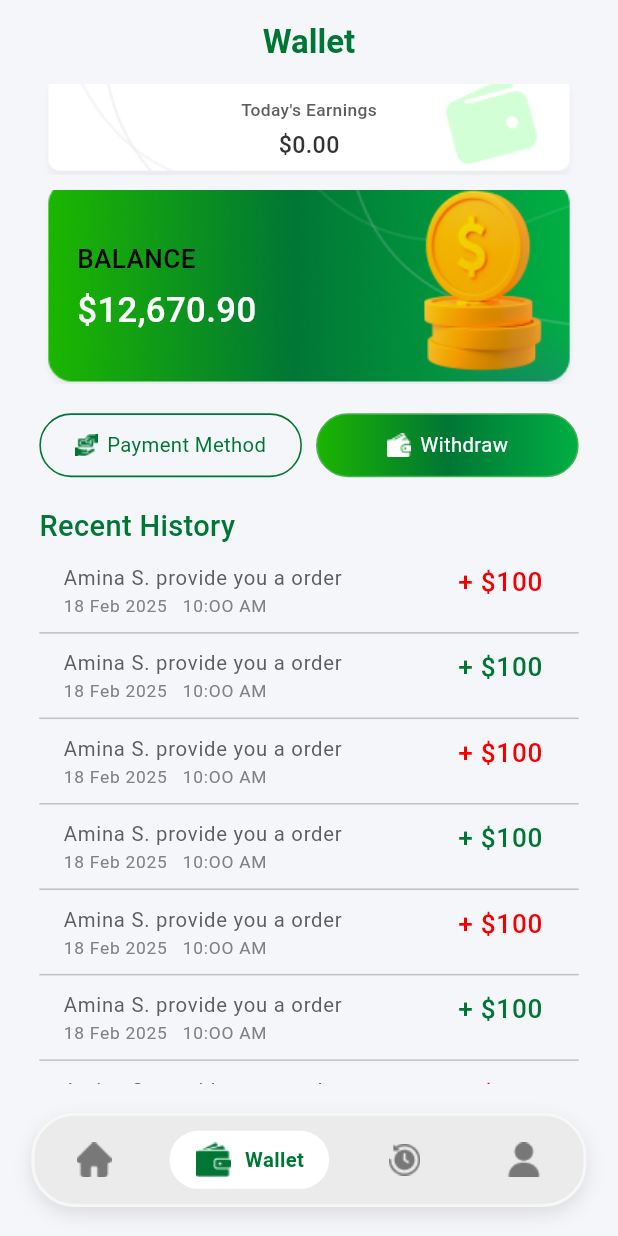
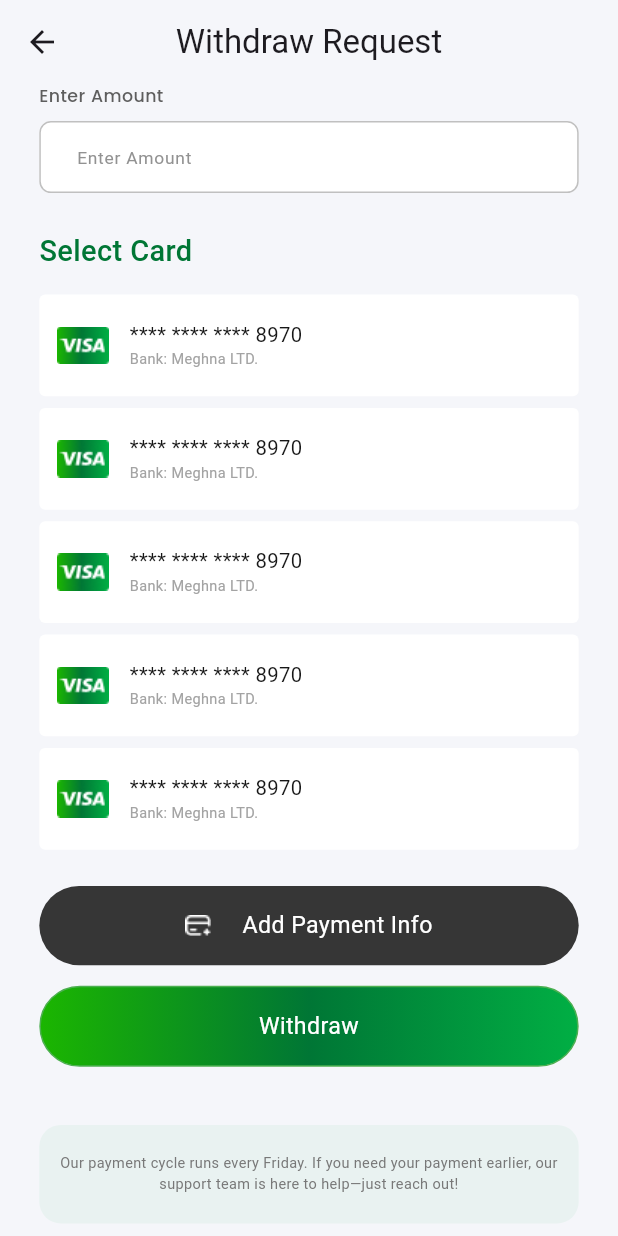
Before and after one commit to csemobin/ricardo, a Flutter app: the screen it shows after launch, item 2 of the bottom bar chosen, after a tap on "Withdraw", on a phone screen of 412 x 824 dp. Run offline on Flutter 3.47's test engine with Material 3 defaults, Android fonts, the phone set to English and light mode, and no system bars; our stand-ins replace dotted_border, flutter_screenutil, flutter_spinkit, flutter_svg, fluttertoast, get and 5 more.

Commit message:
Wallet Screen Related Work are Done [ wallet Screen inital Status Show , Payment method Screen, Withdraw Request , popup related work and Map Related work Done

```diff
--- a/lib/app/helpers/helper_data.dart
+++ b/lib/app/helpers/helper_data.dart
@@ -1,4 +1,3 @@
-import 'package:flutter_screenutil/flutter_screenutil.dart';
 import 'package:ricardo/gen/assets.gen.dart';
 
 class HelperData {
--- a/lib/app/utils/app_custom_design.dart
+++ b/lib/app/utils/app_custom_design.dart
@@ -4,7 +4,6 @@ import 'package:ricardo/app/utils/app_colors.dart';
 
 class AppCustomDesign {
   AppCustomDesign._();
-
   static TextStyle get headingTextStyle => TextStyle(
         color: AppColors.darkColor,
         fontSize: 24.sp,
--- a/lib/feature/view/auth/reset_password_screen.dart
+++ b/lib/feature/view/auth/reset_password_screen.dart
@@ -1,11 +1,6 @@
-import 'dart:ui';
 
 import 'package:flutter/material.dart';
 import 'package:flutter_screenutil/flutter_screenutil.dart';
-import 'package:get/get.dart';
-import 'package:ricardo/app/utils/app_colors.dart';
-import 'package:ricardo/gen/assets.gen.dart';
-import 'package:ricardo/routes/app_routes.dart';
 import 'package:ricardo/widgets/custom_heading_text.dart';
 import 'package:ricardo/widgets/custom_primary_button.dart';
 import 'package:ricardo/widgets/custom_scaffold.dart';
--- a/lib/feature/view/home/map_screen.dart
+++ b/lib/feature/view/home/map_screen.dart
@@ -1,13 +1,9 @@
 import 'package:flutter/material.dart';
-import 'package:flutter/services.dart';
-import 'package:flutter_screenutil/flutter_screenutil.dart';
 import 'package:google_maps_flutter/google_maps_flutter.dart';
 import 'package:ricardo/widgets/animated_toggle_switch.dart';
 
 class MapScreen extends StatelessWidget {
   const MapScreen({super.key});
-
-  static const LatLng _center = LatLng(23.8103, 90.4125); // Dhaka 🇧🇩
 
   @override
   Widget build(BuildContext context) {
@@ -15,13 +11,17 @@ class MapScreen extends StatelessWidget {
       body: Stack(
         children: [
           GoogleMap(
-            initialCameraPosition: const CameraPosition(
-              target: _center,
-              zoom: 14,
+            mapType: MapType.normal,
+            zoomGesturesEnabled: true,
+            zoomControlsEnabled: true,
+            //initialCameraPosition: _mapCtrl.kGooglePlex,
+            initialCameraPosition: CameraPosition(
+              target: LatLng(23.78651945317755, 90.42650798667924),
+              zoom: 14.4746,
             ),
-            mapType: MapType.hybrid,
-            myLocationEnabled: true,
-            zoomControlsEnabled: true,
+
+            // markers: _mapCtrl.markerList.toSet(),
+
           ),
           SafeArea(
             child: Row(
--- a/lib/feature/view/splash_screen/splash_screen.dart
+++ b/lib/feature/view/splash_screen/splash_screen.dart
@@ -1,7 +1,6 @@
 import 'package:flutter/material.dart';
 import 'package:get/get.dart';
 import 'package:ricardo/feature/view/button_nav_bar/custom_button_nav_bar.dart';
-import 'package:ricardo/feature/view/splash_screen/on_board_screen.dart';
 import 'package:ricardo/gen/assets.gen.dart';
 import 'package:ricardo/widgets/logo_widget.dart';
 
--- a/lib/feature/view/wallet/wallet_screen.dart
+++ b/lib/feature/view/wallet/wallet_screen.dart
@@ -19,6 +19,7 @@ class _WalletScreenState extends State<WalletScreen> {
   Widget build(BuildContext context) {
     return CustomScaffold(
       appBar: AppBar(
+        forceMaterialTransparency: true,
         centerTitle: true,
         backgroundColor: AppColors.bgColor,
         title: Text(
@@ -140,9 +141,7 @@ class _WalletScreenState extends State<WalletScreen> {
           iconPath: Assets.images.widrawIcon.path,
           label: 'Withdraw',
           isFilledButton: true,
-          onTap: () {
-            print('mobin');
-          },
+          onTap: () => Get.toNamed(AppRoutes.withdrawRequestScreen),
         ),
       ],
     );
--- /dev/null
+++ b/lib/feature/view/wallet/withdraw_request_screen.dart
@@ -0,0 +1,343 @@
+import 'dart:ui';
+
+import 'package:flutter/material.dart';
+import 'package:flutter_screenutil/flutter_screenutil.dart';
+import 'package:get/get.dart';
+import 'package:ricardo/app/utils/app_colors.dart';
+import 'package:ricardo/app/utils/app_custom_design.dart';
+import 'package:ricardo/gen/assets.gen.dart';
+import 'package:ricardo/routes/app_routes.dart';
+import 'package:ricardo/widgets/custom_primary_button.dart';
+import 'package:ricardo/widgets/custom_scaffold.dart';
+import 'package:ricardo/widgets/custom_text_field.dart';
+
+class WithdrawRequestScreen extends StatelessWidget {
+  WithdrawRequestScreen({super.key});
+
+  final TextEditingController emailTEController = TextEditingController();
+
+  @override
+  Widget build(BuildContext context) {
+    return CustomScaffold(
+        appBar: AppBar(
+          backgroundColor: AppColors.bgColor,
+          forceMaterialTransparency: true,
+          centerTitle: true,
+          title: Text('Withdraw Request'),
+        ),
+        body: SingleChildScrollView(
+          child: Column(
+            crossAxisAlignment: CrossAxisAlignment.start,
+            children: [
+              CustomTextField(
+                controller: emailTEController,
+                hintText: 'Enter Amount',
+                labelText: 'Enter Amount',
+              ),
+              SizedBox(
+                height: 18.h,
+              ),
+              // Select Card Section work are here
+              Text(
+                'Select Card',
+                style: AppCustomDesign.walletScreenTextStyle,
+              ),
+              SizedBox(
+                height: 15.h,
+              ),
+              ListView.separated(
+                shrinkWrap: true,
+                itemCount: 5,
+                itemBuilder: (context, index) {
+                  return Row(
+                    mainAxisSize: MainAxisSize.max,
+                    mainAxisAlignment: MainAxisAlignment.start,
+                    children: [
+                      Expanded(
+                        child: Container(
+                          padding: EdgeInsets.symmetric(
+                              vertical: 18.r, horizontal: 12.r),
+                          decoration: BoxDecoration(
+                              color: AppColors.whiteColor,
+                              borderRadius: BorderRadius.circular(4.r)),
+                          child: Row(
+                            children: [
+                              Image.asset(Assets.images.visa.path),
+                              SizedBox(
+                                width: 13.w,
+                              ),
+                              Column(
+                                crossAxisAlignment: CrossAxisAlignment.start,
+                                children: [
+                                  Text(
+                                    '**** **** **** 8970',
+                                    style: testStyle(
+                                      color: AppColors.cardTitle,
+                                      fontSize: 14.sp,
+                                      fontWeight: FontWeight.w400,
+                                    ),
+                                  ),
+                                  Text(
+                                    'Bank: Meghna LTD.',
+                                    style: TextStyle(
+                                      color: AppColors.cardSubTitle,
+                                      fontSize: 10.sp,
+                                      fontWeight: FontWeight.w400,
+                                    ),
+                                    textAlign: TextAlign.start,
+                                  ),
+                                ],
+                              )
+                            ],
+                          ),
+                        ),
+                      ),
+                    ],
+                  );
+                },
+                separatorBuilder: (context, index) {
+                  return SizedBox(
+                    height: 8.h,
+                  );
+                },
+              ),
+              SizedBox(height: 25.h),
+              // Button Related Work are here
+              GestureDetector(
+                onTap: () {
+                  Get.toNamed(AppRoutes.addCardScreen);
+                },
+                child: Container(
+                  decoration: BoxDecoration(
+                    color: AppColors.blackButton,
+                    borderRadius: BorderRadius.circular(50.r),
+                  ),
+                  padding: EdgeInsets.symmetric(vertical: 16.r),
+                  child: Row(
+                    mainAxisAlignment: MainAxisAlignment.center,
+                    children: [
+                      Image.asset(Assets.images.paymentMethodIcon.path),
+                      SizedBox(
+                        width: 20.w,
+                      ),
+                      Text(
+                        'Add Payment Info',
+                        style: TextStyle(
+                          color: AppColors.whiteColor,
+                          fontSize: 16.sp,
+                        ),
+                      ),
+                    ],
+                  ),
+                ),
+              ),
+              SizedBox(
+                height: 14.h,
+              ),
+              CustomPrimaryButton(
+                  title: 'Withdraw',
+                  onHandler: () => confirmRequestPopupModal(context)),
+              SizedBox(
+                height: 40.h,
+              ),
+              Container(
+                padding: EdgeInsets.symmetric(horizontal: 12.h, vertical: 18.w),
+                decoration: BoxDecoration(
+                    borderRadius: BorderRadius.circular(15.r),
+                    color: Color(0x0D01AF44)),
+                child: Text(
+                  'Our payment cycle runs every Friday. If you need your payment earlier, our support team is here to help—just reach out!',
+                  style: TextStyle(
+                    fontSize: 10.sp,
+                    color: Color(0xff787878),
+                    fontWeight: FontWeight.w400,
+                  ),
+                  textAlign: TextAlign.center,
+                ),
+              ),
+              SizedBox(
+                height: 10.h,
+              ),
+            ],
+          ),
+        ));
+  }
+
+  void confirmRequestPopupModal(BuildContext context) {
+    showDialog(
+        context: context,
+        builder: (BuildContext context) {
+          return Dialog(
+            backgroundColor: Colors.transparent,
+            insetPadding: EdgeInsets.symmetric(horizontal: 24.w),
+            child: ClipRRect(
+              borderRadius: BorderRadius.circular(20.r),
+              child: BackdropFilter(
+                filter: ImageFilter.blur(
+                  sigmaX: 15,
+                  sigmaY: 15,
+                ),
+                child: Container(
+                  padding: EdgeInsets.all(20.r),
+                  decoration: BoxDecoration(
+                      color: AppColors.whiteColor.withOpacity(0.30),
+                      border:
+                          Border.all(color: Colors.white.withOpacity(0.30))),
+                  child: Column(
+                    mainAxisSize: MainAxisSize.min,
+                    children: [
+                      GestureDetector(
+                        onTap: () {
+                          Navigator.pop(context);
+                        },
+                        child: Align(
+                          alignment: Alignment.bottomRight,
+                          child: Image.asset(Assets.images.crossIcon.path),
+                        ),
+                      ),
+                      Text(
+                        'Confirm Request',
+                        style: TextStyle(
+                          fontSize: 20,
+                          fontWeight: FontWeight.w600,
+                          color: AppColors.greenColor,
+                        ),
+                      ),
+                      SizedBox(
+                        height: 14.h,
+                      ),
+                      Column(
+                        children: [
+                          Row(
+                            mainAxisAlignment: MainAxisAlignment.spaceAround,
+                            children: [
+                              Text(
+                                'Withdraw Amount',
+                                style: testStyle(),
+                              ),
+                              Text(
+                                '\$150',
+                                style: testStyle(),
+                              )
+                            ],
+                          ),
+                          SizedBox(
+                            height: 4.h,
+                          ),
+                          Row(
+                            mainAxisAlignment: MainAxisAlignment.spaceAround,
+                            children: [
+                              Text(
+                                'Platform Fee (10%)',
+                                style: testStyle(),
+                              ),
+                              Text(
+                                '\$15',
+                                style: testStyle(
+                                  color: AppColors.errorColor,
+                                ),
+                              )
+                            ],
+                          ),
+                          SizedBox(
+                            height: 4.h,
+                          ),
+                          Row(
+                            mainAxisAlignment: MainAxisAlignment.spaceAround,
+                            children: [
+                              Text(
+                                'You Will Receive',
+                                style: testStyle(),
+                              ),
+                              Text(
+                                '\$135',
+                                style: testStyle(
+                                    color: AppColors.primaryColor,
+                                    fontWeight: FontWeight.w600),
+                              )
+                            ],
+                          ),
+                        ],
+                      ),
+                      SizedBox(
+                        height: 18.h,
+                      ),
+                      Text(
+                        textAlign: TextAlign.center,
+                        'Depending on the bank, it might \n take one or two working days.',
+                        style: TextStyle(
+                          color: Color(0Xff4E4E4E),
+                          fontSize: 14.sp,
+                          fontWeight: FontWeight.w400,
+                        ),
+                      ),
+                      SizedBox(
+                        height: 14.h,
+                      ),
+                      Text(
+                        textAlign: TextAlign.center,
+                        'Are you sure you want to send this \nwithdrawal request?',
+                        style: TextStyle(
+                          color: Color(0Xff4E4E4E),
+                          fontSize: 14.sp,
+                          fontWeight: FontWeight.w400,
+                        ),
+                      ),
+                      SizedBox(
+                        height: 33.h,
+                      ),
+                      Row(
+                        children: [
+                          Expanded(
+                            child: Container(
+                              decoration: BoxDecoration(
+                                color: AppColors.blackButton,
+                                borderRadius: BorderRadius.circular(50.r),
+                              ),
+                              padding: EdgeInsets.symmetric(vertical: 16.r),
+                              child: Row(
+                                mainAxisAlignment: MainAxisAlignment.center,
+                                children: [
+                                  Text(
+                                    'Cancel',
+                                    style: TextStyle(
+                                      color: AppColors.whiteColor,
+                                      fontSize: 16.sp,
+                                    ),
+                                  ),
+                                ],
+                              ),
+                            ),
+                          ),
+                          SizedBox(width: 10.w,),
+                          Expanded(
+                            child: CustomPrimaryButton(
+                              title: 'Yes, Send',
+                              onHandler: () {
+                                // Get.toNamed(AppRoutes.signInScreen);
+                              },
+                            ),
+                          )
+                        ],
+                      )
+                    ],
+                  ),
+                ),
+              ),
+            ),
+          );
+        });
+  }
+
+  TextStyle testStyle({
+    Color? color,
+    double? fontSize,
+    FontWeight? fontWeight,
+  }) {
+    return TextStyle(
+      color: color ?? AppColors.secondaryTextColor,
+      fontSize: fontSize ?? 14.sp,
+      fontWeight: fontWeight ?? FontWeight.w400,
+    );
+  }
+}
--- a/lib/routes/app_routes.dart
+++ b/lib/routes/app_routes.dart
@@ -15,7 +15,9 @@ import 'package:ricardo/feature/view/complete_profile/upload_driving_license_scr
 import 'package:ricardo/feature/view/complete_profile/upload_requirement_screen.dart';
 import 'package:ricardo/feature/view/splash_screen/on_board_screen.dart';
 import 'package:ricardo/feature/view/splash_screen/splash_screen.dart';
+import 'package:ricardo/feature/view/wallet/add_card_screen.dart';
 import 'package:ricardo/feature/view/wallet/payment_methods_selection_screen.dart';
+import 'package:ricardo/feature/view/wallet/withdraw_request_screen.dart';
 abstract class AppRoutes {
 
   ///  ============= > initialRoute < ==============
@@ -40,6 +42,8 @@ abstract class AppRoutes {
   static const String homeScreen = '/home_screen';
   static const String customBottomNavBar = '/custom_bottom_nav_bar';
   static const String paymentMethodsSelectionScreen = '/payment_mathods_selection_screen';
+  static const String withdrawRequestScreen = '/withdraw_request_screen';
+  static const String addCardScreen = '/add_card_screen';
 
   ///  ============= > routes < ==============
   static final routes = <String, WidgetBuilder>{
@@ -60,6 +64,8 @@ abstract class AppRoutes {
     homeScreen: (context) => HomeScreen(),
     customBottomNavBar: (context) => CustomButtonNavBar(),
     paymentMethodsSelectionScreen: (context) => PaymentMethodsSelectionScreen(),
+    withdrawRequestScreen: (context) => WithdrawRequestScreen(),
+    addCardScreen: (context) => AddCardScreen(),
   };
 
 }
```
Also changed, not shown: lib/feature/view/wallet/add_card_screen.dart (added, +88 -0 lines), lib/feature/view/wallet/payment_methods_selection_screen.dart (+9 -2 lines), lib/gen/assets.gen.dart (+19 -4 lines), assets/images/cross-icon.png (added), assets/images/master-card-icon.png (added), assets/images/visa-payment.png (added), assets/images/visa.png (renamed from assets/images/Visa.png), 1 other file.
